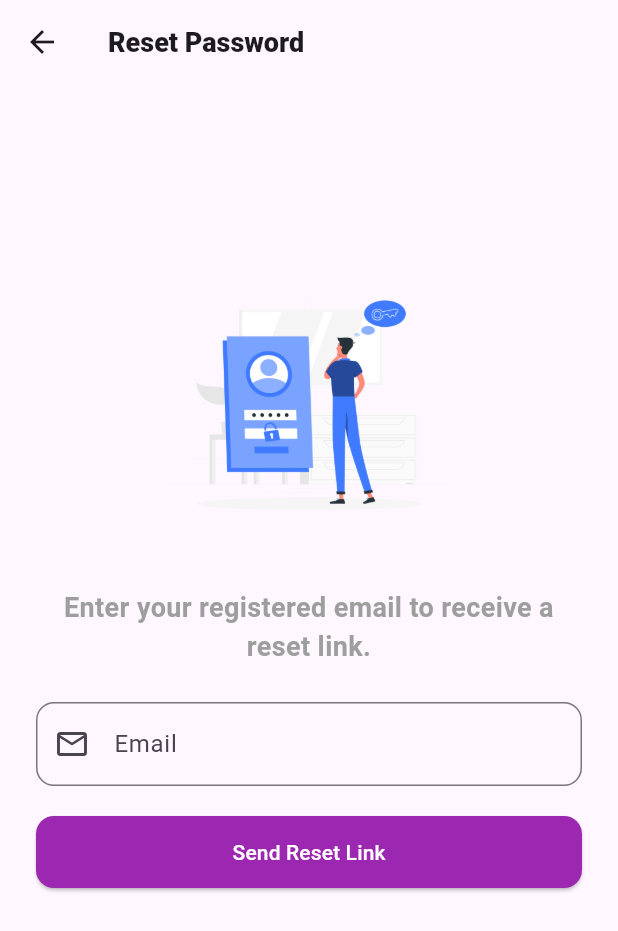
After one commit to sunaina5/MyGluCare, a Flutter app: the ResetPasswordScreen screen opened directly, on a phone screen of 412 x 824 dp. The commit adds this screen. Shown: the top 931 px of the screen. Run offline on Flutter 3.47's test engine with Material 3 defaults, Android fonts, the phone set to English and light mode, and no system bars; our stand-ins replace cached_network_image, cloud_firestore, dio, firebase_auth, firebase_core, firebase_crashlytics and 14 more; accounts and stored records are empty; network calls fail.

Commit message:
added several changes and forget and reset password

```diff
--- a/flutter_application/lib/controller/auth_controller.dart
+++ b/flutter_application/lib/controller/auth_controller.dart
@@ -25,7 +25,7 @@ class AuthController {
     }
     catch(e){
 
-      return false;
+      throw Exception('Error during sign up: $e');
     }
   }
 
@@ -53,7 +53,7 @@ class AuthController {
       return true;
     } catch (e) {
 
-      return false;
+      throw Exception('Error creating user in Firestore: $e');
     }
   }
 
--- /dev/null
+++ b/flutter_application/lib/key/global_key.dart
@@ -0,0 +1,5 @@
+import 'package:flutter/material.dart';
+
+final GlobalKey<NavigatorState> navigatorKey = GlobalKey<NavigatorState>();
+final GlobalKey<ScaffoldMessengerState> messengerKey = GlobalKey<ScaffoldMessengerState>();
+final ValueNotifier<UniqueKey> appRestartNotifier = ValueNotifier(UniqueKey());
--- /dev/null
+++ b/flutter_application/lib/screen/authentication/forget_password.dart
@@ -0,0 +1,99 @@
+import 'package:flutter/material.dart';
+import 'package:flutter_application/services/firebase_auth_services.dart';
+
+class ResetPasswordScreen extends StatefulWidget {
+  const ResetPasswordScreen({super.key});
+
+  @override
+  State<ResetPasswordScreen> createState() => _ResetPasswordScreenState();
+}
+
+class _ResetPasswordScreenState extends State<ResetPasswordScreen> {
+  final TextEditingController _emailController = TextEditingController();
+  bool _isLoading = false;
+  String? _feedbackMessage;
+
+  Future<void> _resetPassword() async {
+    final email = _emailController.text.trim();
+
+    if (email.isEmpty) {
+      setState(() => _feedbackMessage = 'Please enter your email.');
+      return;
+    }
+
+    setState(() => _isLoading = true);
+    final result = await FirebaseAuthServices.sendPasswordResetEmail(email);
+
+    setState(() {
+      _isLoading = false;
+      _feedbackMessage = result['message'];
+    });
+  }
+
+  @override
+  Widget build(BuildContext context) {
+
+
+    return Scaffold(
+      appBar: AppBar(title: const Text("Reset Password", style: TextStyle(fontSize: 18, fontWeight: FontWeight.w800))),
+      body: Padding(
+        padding: const EdgeInsets.all(24.0),
+        child: Column(
+          crossAxisAlignment: CrossAxisAlignment.stretch,
+          children: [
+            const Spacer(flex: 1),
+            Flexible(
+              flex: 2,
+              child: Image.asset("assets/images/forget-pass.png", fit: BoxFit.fitHeight),
+            ),
+            const SizedBox(height: 24),
+            const Text(
+              "Enter your registered email to receive a reset link.",
+              textAlign: TextAlign.center,
+            style: TextStyle(fontSize: 18, color: Colors.grey, fontWeight: FontWeight.w700),
+            ),
+            const SizedBox(height: 24),
+            TextField(
+              controller: _emailController,
+              decoration: const InputDecoration(
+                labelText: "Email",
+                prefixIcon: Icon(Icons.email_outlined),
+                border: OutlineInputBorder(
+                  borderRadius: BorderRadius.all(Radius.circular(12)),
+                  borderSide: BorderSide(color: Colors.grey, width: 1),
+                ),
+              ),
+              keyboardType: TextInputType.emailAddress,
+            ),
+            const SizedBox(height: 20),
+            ElevatedButton(
+              onPressed: _isLoading ? null : _resetPassword,
+              style: ElevatedButton.styleFrom(
+                backgroundColor: Colors.purple,
+                foregroundColor: Colors.white,
+                padding: const EdgeInsets.symmetric(vertical: 14),
+                shape: RoundedRectangleBorder(borderRadius: BorderRadius.circular(12)),
+              ),
+              child: _isLoading
+                  ? const CircularProgressIndicator(color: Colors.white)
+                  : const Text("Send Reset Link"),
+            ),
+            const SizedBox(height: 16),
+            if (_feedbackMessage != null)
+              Text(
+                _feedbackMessage!,
+                style: TextStyle(
+                  color: _feedbackMessage!.toLowerCase().contains("success")
+                      ? Colors.green
+                      : Colors.red,
+                  fontWeight: FontWeight.bold,
+                ),
+                textAlign: TextAlign.center,
+              ),
+            const Spacer(flex: 2),
+          ],
+        ),
+      ),
+    );
+  }
+}
--- a/flutter_application/lib/services/firebase_auth_services.dart
+++ b/flutter_application/lib/services/firebase_auth_services.dart
@@ -102,10 +102,10 @@ static Future<bool> updateUserProfile({
   }
 }
 
-// cahnge password
-static Future<void> changePassword(String newPassword) async {
+// change password
+static Future<void> changePassword(String newPassword, User? user) async {
   try {
-    final User? user = _auth.currentUser;
+
     if (user != null) {
       await user.updatePassword(newPassword);
       await user.reload();
@@ -113,6 +113,14 @@ static Future<void> changePassword(String newPassword) async {
       throw Exception('No user is currently signed in.');
     }
   } catch (e) {
+    log('Error changing password: $e');
+    if (e is FirebaseAuthException) {
+      if (e.code == 'weak-password') {
+        throw Exception('The password provided is too weak.');
+      } else if (e.code == 'requires-recent-login') {
+        throw Exception('Please log in again to change your password.');
+      }
+    }
     throw Exception('Error changing password: $e');
   }
 }
--- a/flutter_application/pubspec.yaml
+++ b/flutter_application/pubspec.yaml
@@ -37,6 +37,7 @@ dependencies:
   shared_preferences: ^2.5.3
   shimmer: ^3.0.0
 
+
 dev_dependencies:
   flutter_test:
     sdk: flutter
```
Also changed, not shown: flutter_application/lib/controller/cache_cleaner.dart (added, +42 -0 lines), flutter_application/lib/controller/prediction_controller.dart (+6 -1 lines), flutter_application/lib/main.dart (+5 -2 lines), flutter_application/lib/screen/authentication/login_screen.dart (+18 -7 lines), flutter_application/lib/screen/authentication/signup_screen.dart (+5 -4 lines), flutter_application/lib/screen/home_widgets/home_stats.dart (+6 -1 lines), flutter_application/lib/screen/home_widgets/prediction_result.dart (+14 -1 lines), flutter_application/lib/screen/nav_screen/home_screen.dart (+12 -2 lines), flutter_application/lib/screen/nav_screen/profile.dart (+118 -6 lines), flutter_application/lib/screen/profile/edit_profile_screen.dart (+6 -5 lines), flutter_application/lib/services/notification_storage_service.dart (+8 -3 lines), flutter_application/lib/services/reminder_storage_service.dart (+6 -1 lines), flutter_application/assets/images/forget-pass.png (added), 8 other files.
